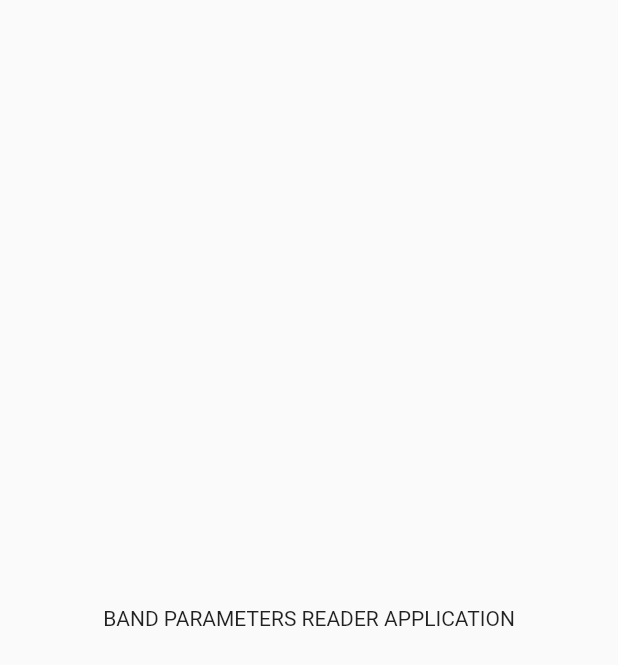
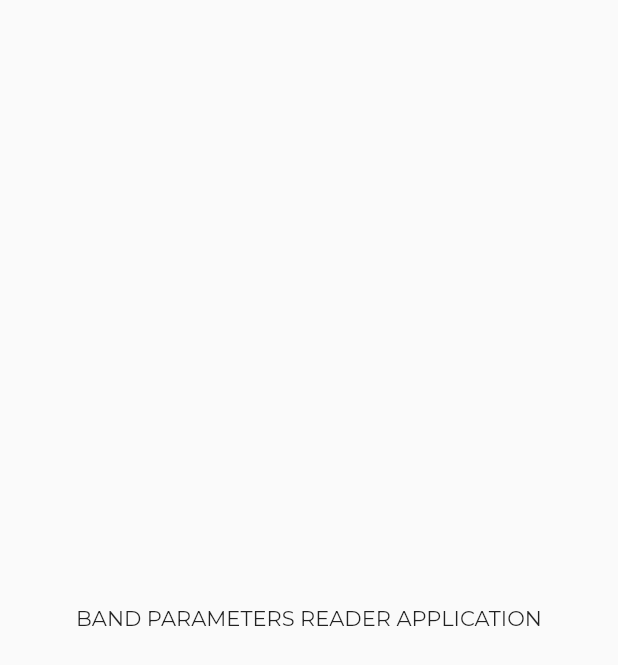
Before and after one commit to mateuszFicek/Band-Parameters-Reader, a Flutter app: the screen it shows after launch, on a phone screen of 412 x 824 dp. Shown: the top 665 px of the screen. Run offline on Flutter 3.47's test engine with Material 2 defaults, Android fonts, the phone set to English and light mode, and no system bars; our stand-ins replace flutter_bloc, google_fonts.

Commit message:
Google fonts and screen utils plugins added

```diff
--- a/band_parameters_reader/lib/main.dart
+++ b/band_parameters_reader/lib/main.dart
@@ -1,5 +1,7 @@
 import 'package:band_parameters_reader/ui/main/main.dart';
 import 'package:flutter/material.dart';
+import 'package:google_fonts/google_fonts.dart';
+import 'package:path_provider/path_provider.dart';
 
 import 'di/provider_container.dart';
 
@@ -14,6 +16,9 @@ class MyApp extends StatelessWidget {
       theme: ThemeData(
         primarySwatch: Colors.blue,
         visualDensity: VisualDensity.adaptivePlatformDensity,
+        textTheme: GoogleFonts.montserratTextTheme(
+          Theme.of(context).textTheme,
+        ),
       ),
       title: 'Band Parameters Reader',
       routes: {
--- a/band_parameters_reader/pubspec.yaml
+++ b/band_parameters_reader/pubspec.yaml
@@ -12,6 +12,9 @@ dependencies:
     sdk: flutter
   cupertino_icons: ^0.1.3
   flutter_bloc: ^6.0.5
+  flutter_screenutil: ^2.3.1
+  google_fonts: ^1.1.0
+  path_provider: ^1.6.14
 
 dev_dependencies:
   flutter_test:
```
